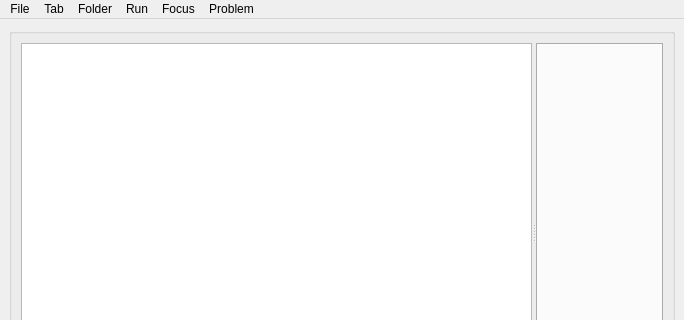
dj1vs/corgide, file app/ui/mainwindow.ui: the form before one commit; both pictures show x 0 to 684 and y 0 to 320 of the 684 by 653 pixel window.
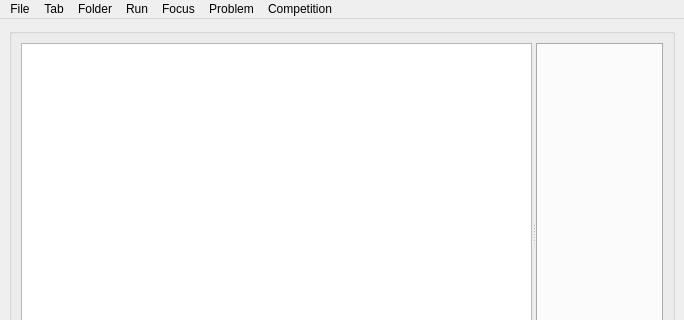
The form after the commit. Icons and pictures are not drawn. Custom widgets are drawn as their Qt base class.

Commit message: show if file is unsaved in tab name

The edit to the form file:
```diff
--- a/app/ui/mainwindow.ui
+++ b/app/ui/mainwindow.ui
@@ -134,12 +134,19 @@
     </property>
     <addaction name="problem_load_action"/>
    </widget>
+   <widget class="QMenu" name="menuCompetition">
+    <property name="title">
+     <string>Competition</string>
+    </property>
+    <addaction name="actionStart"/>
+   </widget>
    <addaction name="file_menu"/>
    <addaction name="tab_menu"/>
    <addaction name="folder_menu"/>
    <addaction name="run_menu"/>
    <addaction name="focus_menu"/>
    <addaction name="menuProblem"/>
+   <addaction name="menuCompetition"/>
   </widget>
   <widget class="QStatusBar" name="statusbar"/>
   <action name="open_file_action">
```
Left out of the diff: 5 changed lines with no effect on the pictures. The commit also changes 4 other files.
